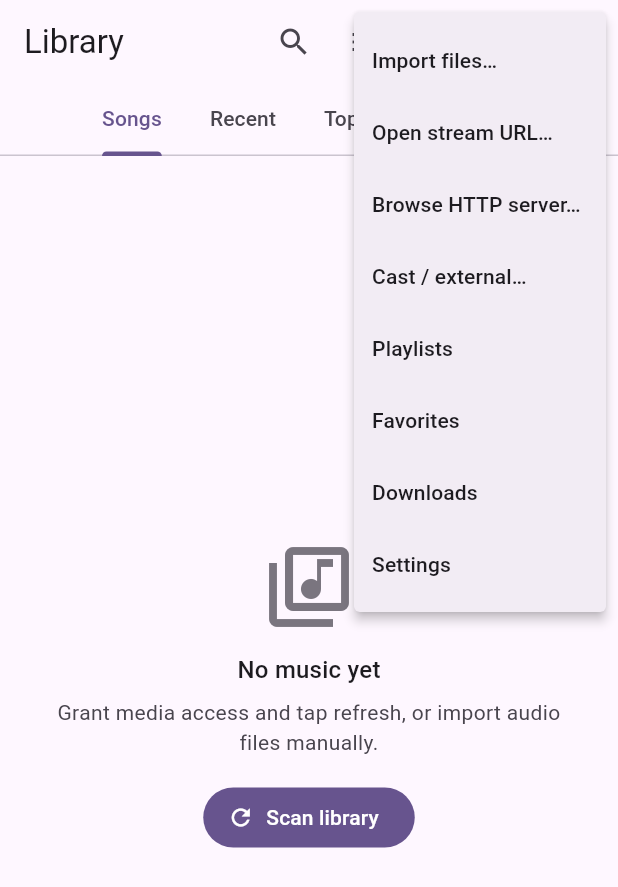
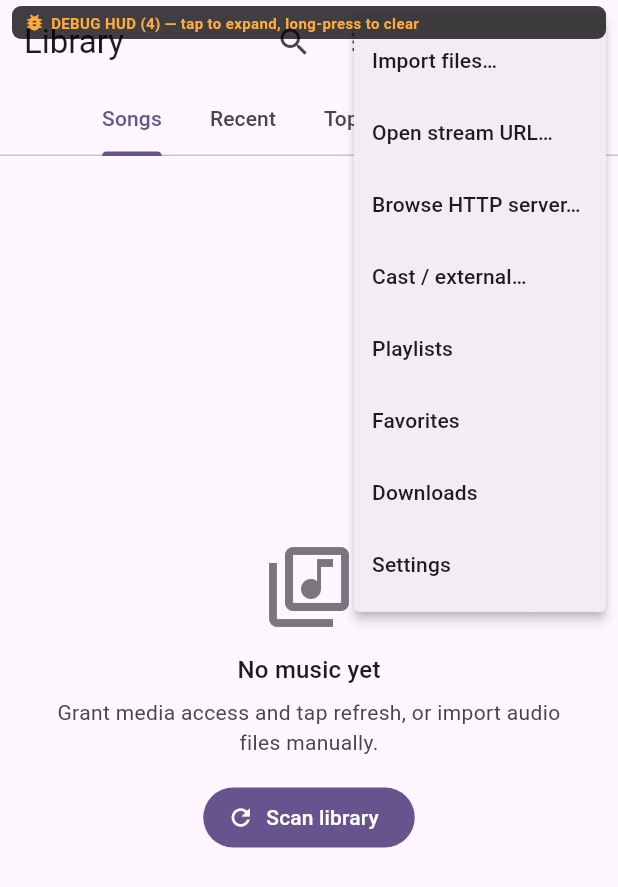
Before and after one commit to vaibhav88614/gaayana, a Flutter app: the screen it shows once a user with an empty profile is signed in, after a tap on the "more vert" icon, on a phone screen of 412 x 824 dp. Shown: the top 887 px of the screen. Run offline on Flutter 3.47's test engine with Material 3 defaults, Android fonts, the phone set to English and light mode, and no system bars; drawn by our look-alikes of dynamic_color; our stand-ins replace audio_service, cloud_firestore, dio, file_picker, firebase_auth, firebase_core and 10 more; missing offline and left inert: audio_session; accounts and stored records are empty.

Commit message:
updated app

```diff
--- a/lib/core/audio/audio_handler.dart
+++ b/lib/core/audio/audio_handler.dart
@@ -5,6 +5,7 @@
 import 'package:just_audio/just_audio.dart' as ja;
 import 'package:rxdart/rxdart.dart';
 
+import '../debug_log.dart';
 import '../models.dart';
 
 /// `audio_service` background handler.
@@ -127,6 +128,21 @@
 
   void _broadcastState(ja.PlaybackEvent event) {
     final playing = player.playing;
+    // #region agent log
+    DebugLog.log('audio_handler.dart:_broadcastState',
+        'publishing playbackState',
+        data: {
+          'playing': playing,
+          'processingState': player.processingState.toString(),
+          'currentIndex': event.currentIndex,
+          'hasMediaItem': mediaItem.value != null,
+          'mediaItemId': mediaItem.value?.id,
+          'mediaItemArtUri': mediaItem.value?.artUri?.toString(),
+          'queueLen': _queue.value.length,
+        },
+        hypothesisId: 'H3',
+        runId: 'run1');
+    // #endregion
     playbackState.add(playbackState.value.copyWith(
       controls: [
         const MediaControl(
@@ -186,18 +202,55 @@
 
   Future<void> setQueue(List<Track> tracks, {int initialIndex = 0}) async {
     if (tracks.isEmpty) return;
+    // #region agent log
+    DebugLog.log('audio_handler.dart:setQueue', 'setQueue begin',
+        data: {
+          'trackCount': tracks.length,
+          'initialIndex': initialIndex,
+          'firstTitle': tracks.isEmpty ? null : tracks.first.title,
+          'firstUri': tracks.isEmpty ? null : tracks.first.uri,
+          'firstAlbumArtUri':
+              tracks.isEmpty ? null : tracks.first.albumArtUri,
+        },
+        hypothesisId: 'H4',
+        runId: 'run1');
+    // #endregion
     _queue.add(List.unmodifiable(tracks));
     final sources = tracks.map(_toAudioSource).toList();
     final idx = initialIndex.clamp(0, tracks.length - 1);
-    await player.setAudioSource(
-      ja.ConcatenatingAudioSource(children: sources),
-      initialIndex: idx,
-      preload: true,
-    );
+    try {
+      await player.setAudioSource(
+        ja.ConcatenatingAudioSource(children: sources),
+        initialIndex: idx,
+        preload: true,
+      );
+      // #region agent log
+      DebugLog.log('audio_handler.dart:setQueue', 'setAudioSource OK',
+          hypothesisId: 'H3', runId: 'run1');
+      // #endregion
+    } catch (e, s) {
+      // #region agent log
+      DebugLog.log('audio_handler.dart:setQueue', 'setAudioSource FAILED',
+          data: {'error': e.toString(), 'stack': s.toString()},
+          hypothesisId: 'H3',
+          runId: 'run1');
+      // #endregion
+      rethrow;
+    }
     queue.add(tracks.map(_toMediaItem).toList());
-    // Publish the current MediaItem immediately so the notification & lock
-    // screen populate without waiting for the index stream tick.
-    mediaItem.add(_toMediaItem(tracks[idx]));
+    final mi = _toMediaItem(tracks[idx]);
+    mediaItem.add(mi);
+    // #region agent log
+    DebugLog.log('audio_handler.dart:setQueue', 'mediaItem published',
+        data: {
+          'id': mi.id,
+          'title': mi.title,
+          'artUri': mi.artUri?.toString(),
+          'artUriScheme': mi.artUri?.scheme,
+        },
+        hypothesisId: 'H4',
+        runId: 'run1');
+    // #endregion
   }
 
   Future<void> appendToQueue(List<Track> tracks) async {
@@ -278,7 +331,19 @@
   // ---- Controls (called by lock-screen / Bluetooth / UI) -------------------
 
   @override
-  Future<void> play() => player.play();
+  Future<void> play() {
+    // #region agent log
+    DebugLog.log('audio_handler.dart:play', 'play() invoked',
+        data: {
+          'hasMediaItem': mediaItem.value != null,
+          'queueLen': _queue.value.length,
+          'processingState': player.processingState.toString(),
+        },
+        hypothesisId: 'H3',
+        runId: 'run1');
+    // #endregion
+    return player.play();
+  }
 
   @override
   Future<void> pause() => player.pause();
--- /dev/null
+++ b/lib/core/debug_log.dart
@@ -0,0 +1,181 @@
+// #region agent log
+// Debug-session logger with an on-screen HUD overlay.
+// Keeps a small in-memory ring buffer of recent log lines and broadcasts
+// them so a widget can subscribe and render them on top of the app.
+//
+// This file is only used during debug-mode instrumentation and can be
+// deleted once the session is closed.
+import 'dart:async';
+import 'dart:collection';
+import 'dart:convert';
+
+import 'package:flutter/material.dart';
+
+class DebugLogEntry {
+  DebugLogEntry({
+    required this.timestamp,
+    required this.location,
+    required this.message,
+    this.data,
+    this.hypothesisId,
+    this.runId,
+  });
+
+  final int timestamp;
+  final String location;
+  final String message;
+  final Map<String, dynamic>? data;
+  final String? hypothesisId;
+  final String? runId;
+
+  String get shortTime {
+    final d = DateTime.fromMillisecondsSinceEpoch(timestamp);
+    String p(int n) => n.toString().padLeft(2, '0');
+    return '${p(d.hour)}:${p(d.minute)}:${p(d.second)}';
+  }
+
+  String toShortLine() {
+    final tag = hypothesisId != null ? '[$hypothesisId]' : '';
+    final loc = location.split(':').last;
+    final dataStr = data == null ? '' : ' ${jsonEncode(data)}';
+    return '$shortTime $tag $loc → $message$dataStr';
+  }
+}
+
+class DebugLog {
+  DebugLog._();
+
+  static const int _maxEntries = 60;
+  static final Queue<DebugLogEntry> _buffer = Queue<DebugLogEntry>();
+  static final StreamController<List<DebugLogEntry>> _controller =
+      StreamController<List<DebugLogEntry>>.broadcast();
+
+  static Stream<List<DebugLogEntry>> get stream => _controller.stream;
+  static List<DebugLogEntry> get snapshot => _buffer.toList(growable: false);
+
+  static void log(String location, String message,
+      {Map<String, dynamic>? data, String? hypothesisId, String? runId}) {
+    final entry = DebugLogEntry(
+      timestamp: DateTime.now().millisecondsSinceEpoch,
+      location: location,
+      message: message,
+      data: data,
+      hypothesisId: hypothesisId,
+      runId: runId,
+    );
+    _buffer.addLast(entry);
+    while (_buffer.length > _maxEntries) {
+      _buffer.removeFirst();
+    }
+    _controller.add(snapshot);
+    debugPrint('GAAYANA_DBG ${entry.toShortLine()}');
+  }
+}
+
+/// Wrap the app root in this to get a floating, draggable-to-dismiss HUD
+/// that shows the most recent debug events.
+class DebugHudOverlay extends StatefulWidget {
+  const DebugHudOverlay({required this.child, super.key});
+  final Widget child;
+
+  @override
+  State<DebugHudOverlay> createState() => _DebugHudOverlayState();
+}
+
+class _DebugHudOverlayState extends State<DebugHudOverlay> {
+  List<DebugLogEntry> _entries = DebugLog.snapshot;
+  bool _expanded = true;
+  StreamSubscription<List<DebugLogEntry>>? _sub;
+
+  @override
+  void initState() {
+    super.initState();
+    _sub = DebugLog.stream.listen((e) => setState(() => _entries = e));
+  }
+
+  @override
+  void dispose() {
+    _sub?.cancel();
+    super.dispose();
+  }
+
+  @override
+  Widget build(BuildContext context) {
+    return Directionality(
+      textDirection: TextDirection.ltr,
+      child: Stack(
+        children: [
+          widget.child,
+          Positioned(
+            top: MediaQuery.of(context).padding.top + 4,
+            left: 8,
+            right: 8,
+            child: SafeArea(
+              child: Material(
+                color: Colors.black.withOpacity(0.75),
+                borderRadius: BorderRadius.circular(6),
+                child: InkWell(
+                  onTap: () => setState(() => _expanded = !_expanded),
+                  onLongPress: () => setState(() {
+                    DebugLog._buffer.clear();
+                    _entries = const [];
+                  }),
+                  borderRadius: BorderRadius.circular(6),
+                  child: Padding(
+                    padding: const EdgeInsets.symmetric(
+                        horizontal: 8, vertical: 4),
+                    child: Column(
+                      crossAxisAlignment: CrossAxisAlignment.start,
+                      mainAxisSize: MainAxisSize.min,
+                      children: [
+                        Row(
+                          children: [
+                            const Icon(Icons.bug_report,
+                                color: Colors.orangeAccent, size: 14),
+                            const SizedBox(width: 4),
+                            Text(
+                              'DEBUG HUD (${_entries.length}) — tap to '
+                              '${_expanded ? "collapse" : "expand"}, '
+                              'long-press to clear',
+                              style: const TextStyle(
+                                  color: Colors.orangeAccent,
+                                  fontSize: 10,
+                                  fontWeight: FontWeight.w600),
+                            ),
+                          ],
+                        ),
+                        if (_expanded)
+                          ConstrainedBox(
+                            constraints: BoxConstraints(
+                                maxHeight:
+                                    MediaQuery.of(context).size.height * 0.45),
+                            child: SingleChildScrollView(
+                              reverse: true,
+                              child: Column(
+                                crossAxisAlignment: CrossAxisAlignment.start,
+                                children: _entries
+                                    .map((e) => Text(
+                                          e.toShortLine(),
+                                          style: const TextStyle(
+                                              color: Colors.white,
+                                              fontSize: 9,
+                                              fontFamily: 'monospace',
+                                              height: 1.2),
+                                        ))
+                                    .toList(),
+                              ),
+                            ),
+                          ),
+                      ],
+                    ),
+                  ),
+                ),
+              ),
+            ),
+          ),
+        ],
+      ),
+    );
+  }
+}
+// #endregion
--- a/lib/main.dart
+++ b/lib/main.dart
@@ -10,6 +10,7 @@
 import 'app/app.dart';
 import 'core/audio/audio_handler.dart';
 import 'core/db/app_database.dart';
+import 'core/debug_log.dart';
 import 'core/providers.dart';
 
 /// App entry. Initialises Firebase, SQLite, SharedPreferences and the audio
@@ -22,6 +23,9 @@
 /// (auth screens will simply fail when tapped, with a clear error).
 Future<void> main() async {
   WidgetsFlutterBinding.ensureInitialized();
+  // #region agent log
+  DebugLog.log('main.dart:main', 'app boot start', runId: 'run1');
+  // #endregion
 
   // ---- Firebase --------------------------------------------------------------
   var firebaseReady = false;
@@ -42,22 +46,63 @@
   final db = await AppDatabase.open();
 
   // ---- Audio background service ---------------------------------------------
-  final audioHandler = await AudioService.init<GaayanaAudioHandler>(
+  // Notes from the Android media-notification docs
+  // (https://developer.android.com/develop/ui/views/notifications and the
+  // foreground-services / media-playback rules introduced in Android 14):
+  //
+  //   * The small icon MUST be a flat, monochrome silhouette on a transparent
+  //     background. An adaptive launcher icon ("mipmap/ic_launcher") is
+  //     dropped silently by several OEM skins (MIUI, OneUI, ColorOS) which is
+  //     why the notification was never appearing.  We point at a dedicated
+  //     `drawable/ic_stat_music` instead.
+  //   * `androidNotificationOngoing: true` paired with
+  //     `androidStopForegroundOnPause: false` keeps the foreground-service
+  //     notification posted for the entire lifetime of a playback session,
+  //     which is what the system requires to surface the MediaStyle
+  //     lock-screen controls reliably.
+  //   * A short channel description helps the system settings page describe
+  //     the notification correctly so users don't disable it by accident.
+  // #region agent log
+  DebugLog.log('main.dart:main', 'AudioService.init begin',
+      data: {'icon': 'drawable/ic_stat_music', 'ongoing': true},
+      hypothesisId: 'H2',
+      runId: 'run1');
+  // #endregion
+  final GaayanaAudioHandler audioHandler;
+  try {
+    audioHandler = await AudioService.init<GaayanaAudioHandler>(
       builder: GaayanaAudioHandler.new,
       config: const AudioServiceConfig(
         androidNotificationChannelId: 'com.gaayana.audio',
         androidNotificationChannelName: 'Gaayana playback',
-      // Notification is dismissable when paused so users aren't stuck with a
-      // persistent badge. It re-appears as soon as playback resumes.
-      androidNotificationOngoing: false,
-      androidStopForegroundOnPause: false,
-      // Tapping the notification body returns to the running activity rather
-      // than launching a fresh one.
+        androidNotificationChannelDescription:
+            'Media controls for the currently playing song',
+        // Persistent MediaStyle notification while a song is playing.
+        // audio_service enforces the invariant
+        //   `!androidNotificationOngoing || androidStopForegroundOnPause`
+        // (see AudioServiceConfig assert). Setting `ongoing: true` therefore
+        // requires the default `stopForegroundOnPause: true`. When paused the
+        // notification becomes swipe-dismissable; it re-appears on resume.
+        androidNotificationOngoing: true,
         androidResumeOnClick: true,
         androidShowNotificationBadge: true,
-      androidNotificationIcon: 'mipmap/ic_launcher',
+        // Monochrome status-bar icon — see comment block above.
+        androidNotificationIcon: 'drawable/ic_stat_music',
       ),
     );
+    // #region agent log
+    DebugLog.log('main.dart:main', 'AudioService.init OK',
+        hypothesisId: 'H2', runId: 'run1');
+    // #endregion
+  } catch (e, s) {
+    // #region agent log
+    DebugLog.log('main.dart:main', 'AudioService.init FAILED',
+        data: {'error': e.toString(), 'stack': s.toString()},
+        hypothesisId: 'H2',
+        runId: 'run1');
+    // #endregion
+    rethrow;
+  }
 
   // ---- First-launch permissions --------------------------------------------
   // Notification permission (Android 13+) — the lock-screen / shade media
@@ -68,7 +113,18 @@
   // Sequenced (await) rather than fire-and-forget so the second prompt is not
   // suppressed by the platform while the first is still on screen.
   try {
-    await Permission.notification.request();
+    final notif = await Permission.notification.request();
+    // #region agent log
+    DebugLog.log('main.dart:main', 'notification permission status',
+        data: {
+          'isGranted': notif.isGranted,
+          'isDenied': notif.isDenied,
+          'isPermanentlyDenied': notif.isPermanentlyDenied,
+          'raw': notif.toString(),
+        },
+        hypothesisId: 'H1',
+        runId: 'run1');
+    // #endregion
     if (Platform.isAndroid) {
       // Android 13+ uses READ_MEDIA_AUDIO; older releases use
       // READ_EXTERNAL_STORAGE. Try the modern permission first; if it isn't
@@ -114,7 +170,9 @@
         sharedPrefsProvider.overrideWithValue(prefs),
         firebaseReadyProvider.overrideWithValue(firebaseReady),
       ],
-      child: const GaayanaApp(),
+      // #region agent log
+      child: const DebugHudOverlay(child: GaayanaApp()),
+      // #endregion
     ),
   );
 }
```
Also changed, not shown: 7 other files. Lines whose indentation alone changed are shown as unchanged.
